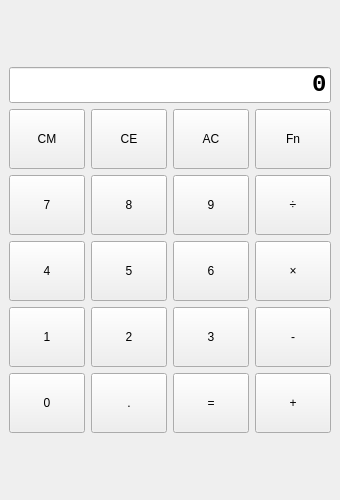
Before: the Qt Designer form Resource/Calculator.ui in willson5127/WPy_Calculator, drawn with Qt 5.
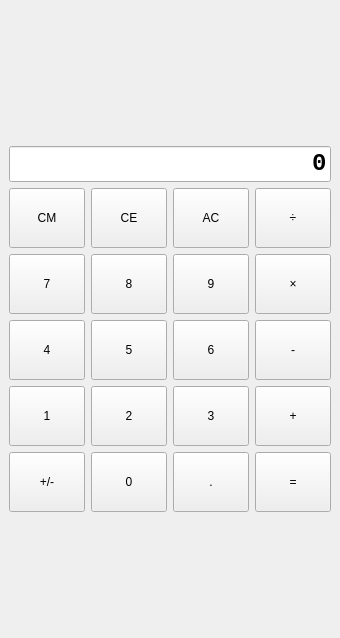
After: the same form once the commit is applied.

```diff
--- a/Resource/Calculator.ui
+++ b/Resource/Calculator.ui
@@ -7,7 +7,7 @@
     <x>0</x>
     <y>0</y>
     <width>340</width>
-    <height>500</height>
+    <height>638</height>
    </rect>
   </property>
   <property name="sizePolicy">
@@ -26,7 +26,7 @@
    <layout class="QGridLayout" name="gridLayout_3">
     <item row="0" column="0">
      <layout class="QGridLayout" name="gridlayout">
-      <item row="0" column="0">
+      <item row="1" column="0">
        <widget class="QLineEdit" name="component_CrystalDisplay">
         <property name="sizePolicy">
          <sizepolicy hsizetype="Expanding" vsizetype="Fixed">
@@ -53,9 +53,9 @@
         </property>
        </widget>
       </item>
-      <item row="1" column="0">
+      <item row="2" column="0">
        <layout class="QGridLayout" name="keyboardlayout">
-        <item row="1" column="1">
+        <item row="1" column="2">
          <widget class="QPushButton" name="component_ButtonEight">
           <property name="sizePolicy">
            <sizepolicy hsizetype="Fixed" vsizetype="Fixed">
@@ -81,65 +81,12 @@
           <property name="autoRepeatInterval">
            <number>100</number>
           </property>
-         </widget>
-        </item>
-        <item row="2" column="0">
-         <widget class="QPushButton" name="component_ButtonFour">
-          <property name="sizePolicy">
-           <sizepolicy hsizetype="Fixed" vsizetype="Fixed">
-            <horstretch>0</horstretch>
-            <verstretch>0</verstretch>
-           </sizepolicy>
-          </property>
-          <property name="minimumSize">
-           <size>
-            <width>60</width>
-            <height>60</height>
-           </size>
-          </property>
-          <property name="baseSize">
-           <size>
-            <width>0</width>
-            <height>0</height>
-           </size>
-          </property>
-          <property name="text">
-           <string>4</string>
-          </property>
           <property name="autoRepeatInterval">
            <number>100</number>
           </property>
          </widget>
         </item>
-        <item row="3" column="0">
-         <widget class="QPushButton" name="component_ButtonOne">
-          <property name="sizePolicy">
-           <sizepolicy hsizetype="Fixed" vsizetype="Fixed">
-            <horstretch>0</horstretch>
-            <verstretch>0</verstretch>
-           </sizepolicy>
-          </property>
-          <property name="minimumSize">
-           <size>
-            <width>60</width>
-            <height>60</height>
-           </size>
-          </property>
-          <property name="baseSize">
-           <size>
-            <width>0</width>
-            <height>0</height>
-           </size>
-          </property>
-          <property name="text">
-           <string>1</string>
-          </property>
-          <property name="autoRepeatInterval">
-           <number>100</number>
-          </property>
-         </widget>
-        </item>
-        <item row="3" column="1">
+        <item row="3" column="2">
          <widget class="QPushButton" name="component_ButtonTwo">
           <property name="sizePolicy">
            <sizepolicy hsizetype="Fixed" vsizetype="Fixed">
@@ -167,7 +114,7 @@
           </property>
          </widget>
         </item>
-        <item row="3" column="3">
+        <item row="3" column="4">
          <widget class="QPushButton" name="component_ButtonThree">
           <property name="sizePolicy">
            <sizepolicy hsizetype="Fixed" vsizetype="Fixed">
@@ -190,68 +137,77 @@
           <property name="text">
            <string>3</string>
           </property>
+          <property name="shortcut">
+           <string>3</string>
+          </property>
+          <property name="autoRepeatInterval">
+           <number>100</number>
+          </property>
+         </widget>
+        </item>
+        <item row="2" column="1">
+         <widget class="QPushButton" name="component_ButtonFour">
+          <property name="sizePolicy">
+           <sizepolicy hsizetype="Fixed" vsizetype="Fixed">
+            <horstretch>0</horstretch>
+            <verstretch>0</verstretch>
+           </sizepolicy>
+          </property>
+          <property name="minimumSize">
+           <size>
+            <width>60</width>
+            <height>60</height>
+           </size>
+          </property>
+          <property name="baseSize">
+           <size>
+            <width>0</width>
+            <height>0</height>
+           </size>
+          </property>
+          <property name="text">
+           <string>4</string>
+          </property>
+          <property name="shortcut">
+           <string>4</string>
+          </property>
+          <property name="autoRepeatInterval">
+           <number>100</number>
+          </property>
+         </widget>
+        </item>
+        <item row="3" column="1">
+         <widget class="QPushButton" name="component_ButtonOne">
+          <property name="sizePolicy">
+           <sizepolicy hsizetype="Fixed" vsizetype="Fixed">
+            <horstretch>0</horstretch>
+            <verstretch>0</verstretch>
+           </sizepolicy>
+          </property>
+          <property name="minimumSize">
+           <size>
+            <width>60</width>
+            <height>60</height>
+           </size>
+          </property>
+          <property name="baseSize">
+           <size>
+            <width>0</width>
+            <height>0</height>
+           </size>
+          </property>
+          <property name="text">
+           <string>1</string>
+          </property>
+          <property name="shortcut">
+           <string>1</string>
+          </property>
           <property name="autoRepeatInterval">
            <number>100</number>
           </property>
          </widget>
         </item>
         <item row="2" column="4">
-         <widget class="QPushButton" name="component_ButtonMultiplication">
-          <property name="sizePolicy">
-           <sizepolicy hsizetype="Fixed" vsizetype="Fixed">
-            <horstretch>0</horstretch>
-            <verstretch>0</verstretch>
-           </sizepolicy>
-          </property>
-          <property name="minimumSize">
-           <size>
-            <width>60</width>
-            <height>60</height>
-           </size>
-          </property>
-          <property name="baseSize">
-           <size>
-            <width>0</width>
-            <height>0</height>
-           </size>
-          </property>
-          <property name="text">
-           <string>×</string>
-          </property>
-          <property name="autoRepeatInterval">
-           <number>100</number>
-          </property>
-         </widget>
-        </item>
-        <item row="1" column="3">
-         <widget class="QPushButton" name="component_ButtonNine">
-          <property name="sizePolicy">
-           <sizepolicy hsizetype="Fixed" vsizetype="Fixed">
-            <horstretch>0</horstretch>
-            <verstretch>0</verstretch>
-           </sizepolicy>
-          </property>
-          <property name="minimumSize">
-           <size>
-            <width>60</width>
-            <height>60</height>
-           </size>
-          </property>
-          <property name="baseSize">
-           <size>
-            <width>0</width>
-            <height>0</height>
-           </size>
-          </property>
-          <property name="text">
-           <string>9</string>
-          </property>
-          <property name="autoRepeatInterval">
-           <number>100</number>
-          </property>
-         </widget>
-        </item>
-        <item row="2" column="3">
          <widget class="QPushButton" name="component_ButtonSix">
           <property name="sizePolicy">
            <sizepolicy hsizetype="Fixed" vsizetype="Fixed">
@@ -277,38 +233,13 @@
           <property name="autoRepeatInterval">
            <number>100</number>
           </property>
-         </widget>
-        </item>
-        <item row="5" column="3">
-         <widget class="QPushButton" name="component_ButtonAnser">
-          <property name="sizePolicy">
-           <sizepolicy hsizetype="Fixed" vsizetype="Fixed">
-            <horstretch>0</horstretch>
-            <verstretch>0</verstretch>
-           </sizepolicy>
-          </property>
-          <property name="minimumSize">
-           <size>
-            <width>60</width>
-            <height>60</height>
-           </size>
-          </property>
-          <property name="baseSize">
-           <size>
-            <width>0</width>
-            <height>0</height>
-           </size>
-          </property>
-          <property name="text">
-           <string>=</string>
-          </property>
           <property name="autoRepeatInterval">
            <number>100</number>
           </property>
          </widget>
         </item>
-        <item row="5" column="0">
-         <widget class="QPushButton" name="component_ButtonZero">
+        <item row="1" column="4">
+         <widget class="QPushButton" name="component_ButtonNine">
           <property name="sizePolicy">
            <sizepolicy hsizetype="Fixed" vsizetype="Fixed">
             <horstretch>0</horstretch>
@@ -328,14 +259,14 @@
            </size>
           </property>
           <property name="text">
-           <string>0</string>
+           <string>9</string>
           </property>
           <property name="autoRepeatInterval">
            <number>100</number>
           </property>
          </widget>
         </item>
-        <item row="2" column="1">
+        <item row="2" column="2">
          <widget class="QPushButton" name="component_ButtonFive">
           <property name="sizePolicy">
            <sizepolicy hsizetype="Fixed" vsizetype="Fixed">
@@ -361,37 +292,12 @@
           <property name="autoRepeatInterval">
            <number>100</number>
           </property>
-         </widget>
-        </item>
-        <item row="0" column="4">
-         <widget class="QPushButton" name="component_ButtonFunction">
-          <property name="sizePolicy">
-           <sizepolicy hsizetype="Fixed" vsizetype="Fixed">
-            <horstretch>0</horstretch>
-            <verstretch>0</verstretch>
-           </sizepolicy>
-          </property>
-          <property name="minimumSize">
-           <size>
-            <width>60</width>
-            <height>60</height>
-           </size>
-          </property>
-          <property name="baseSize">
-           <size>
-            <width>0</width>
-            <height>0</height>
-           </size>
-          </property>
-          <property name="text">
-           <string>Fn</string>
-          </property>
           <property name="autoRepeatInterval">
            <number>100</number>
           </property>
          </widget>
         </item>
-        <item row="0" column="1">
+        <item row="0" column="2">
          <widget class="QPushButton" name="component_ButtonClearEntry">
           <property name="sizePolicy">
            <sizepolicy hsizetype="Fixed" vsizetype="Fixed">
@@ -417,149 +323,12 @@
           <property name="autoRepeatInterval">
            <number>100</number>
           </property>
-         </widget>
-        </item>
-        <item row="5" column="4">
-         <widget class="QPushButton" name="component_ButtonAddition">
-          <property name="sizePolicy">
-           <sizepolicy hsizetype="Fixed" vsizetype="Fixed">
-            <horstretch>0</horstretch>
-            <verstretch>0</verstretch>
-           </sizepolicy>
-          </property>
-          <property name="minimumSize">
-           <size>
-            <width>60</width>
-            <height>60</height>
-           </size>
-          </property>
-          <property name="baseSize">
-           <size>
-            <width>0</width>
-            <height>0</height>
-           </size>
-          </property>
-          <property name="text">
-           <string>+</string>
-          </property>
           <property name="autoRepeatInterval">
            <number>100</number>
           </property>
          </widget>
         </item>
-        <item row="5" column="1">
-         <widget class="QPushButton" name="component_ButtonDot">
-          <property name="sizePolicy">
-           <sizepolicy hsizetype="Fixed" vsizetype="Fixed">
-            <horstretch>0</horstretch>
-            <verstretch>0</verstretch>
-           </sizepolicy>
-          </property>
-          <property name="minimumSize">
-           <size>
-            <width>60</width>
-            <height>60</height>
-           </size>
-          </property>
-          <property name="baseSize">
-           <size>
-            <width>0</width>
-            <height>0</height>
-           </size>
-          </property>
-          <property name="text">
-           <string>.</string>
-          </property>
-          <property name="autoRepeatInterval">
-           <number>100</number>
-          </property>
-         </widget>
-        </item>
-        <item row="3" column="4">
-         <widget class="QPushButton" name="component_ButtonSubtraction">
-          <property name="sizePolicy">
-           <sizepolicy hsizetype="Fixed" vsizetype="Fixed">
-            <horstretch>0</horstretch>
-            <verstretch>0</verstretch>
-           </sizepolicy>
-          </property>
-          <property name="minimumSize">
-           <size>
-            <width>60</width>
-            <height>60</height>
-           </size>
-          </property>
-          <property name="baseSize">
-           <size>
-            <width>0</width>
-            <height>0</height>
-           </size>
-          </property>
-          <property name="text">
-           <string>-</string>
-          </property>
-          <property name="autoRepeatInterval">
-           <number>100</number>
-          </property>
-         </widget>
-        </item>
-        <item row="1" column="4">
-         <widget class="QPushButton" name="component_ButtonDivision">
-          <property name="sizePolicy">
-           <sizepolicy hsizetype="Fixed" vsizetype="Fixed">
-            <horstretch>0</horstretch>
-            <verstretch>0</verstretch>
-           </sizepolicy>
-          </property>
-          <property name="minimumSize">
-           <size>
-            <width>60</width>
-            <height>60</height>
-           </size>
-          </property>
-          <property name="baseSize">
-           <size>
-            <width>0</width>
-            <height>0</height>
-           </size>
-          </property>
-          <property name="text">
-           <string>÷</string>
-          </property>
-          <property name="autoRepeatInterval">
-           <number>100</number>
-          </property>
-         </widget>
-        </item>
-        <item row="1" column="0">
-         <widget class="QPushButton" name="component_ButtonSeven">
-          <property name="sizePolicy">
-           <sizepolicy hsizetype="Fixed" vsizetype="Fixed">
-            <horstretch>0</horstretch>
-            <verstretch>0</verstretch>
-           </sizepolicy>
-          </property>
-          <property name="minimumSize">
-           <size>
-            <width>60</width>
-            <height>60</height>
-           </size>
-          </property>
-          <property name="baseSize">
-           <size>
-            <width>0</width>
-            <height>0</height>
-           </size>
-          </property>
-          <property name="text">
-           <string>7</string>
-          </property>
-          <property name="autoRepeatInterval">
-           <number>100</number>
-          </property>
-         </widget>
-        </item>
-        <item row="0" column="0">
+        <item row="0" column="1">
          <widget class="QPushButton" name="component_ButtonClearMemory">
           <property name="sizePolicy">
            <sizepolicy hsizetype="Fixed" vsizetype="Fixed">
@@ -587,7 +356,38 @@
           </property>
          </widget>
         </item>
-        <item row="0" column="3">
+        <item row="1" column="1">
+         <widget class="QPushButton" name="component_ButtonSeven">
+          <property name="sizePolicy">
+           <sizepolicy hsizetype="Fixed" vsizetype="Fixed">
+            <horstretch>0</horstretch>
+            <verstretch>0</verstretch>
+           </sizepolicy>
+          </property>
+          <property name="minimumSize">
+           <size>
+            <width>60</width>
+            <height>60</height>
+           </size>
+          </property>
+          <property name="baseSize">
+           <size>
+            <width>0</width>
+            <height>0</height>
+           </size>
+          </property>
+          <property name="text">
+           <string>7</string>
+          </property>
+          <property name="shortcut">
+           <string>7</string>
+          </property>
+          <property name="autoRepeatInterval">
+           <number>100</number>
+          </property>
+         </widget>
+        </item>
+        <item row="0" column="4">
          <widget class="QPushButton" name="component_ButtonAllClear">
           <property name="sizePolicy">
            <sizepolicy hsizetype="Fixed" vsizetype="Fixed">
@@ -610,6 +410,254 @@
           <property name="text">
            <string>AC</string>
           </property>
+          <property name="shortcut">
+           <string>Esc</string>
+          </property>
+          <property name="autoRepeatInterval">
+           <number>100</number>
+          </property>
+         </widget>
+        </item>
+        <item row="0" column="5">
+         <widget class="QPushButton" name="component_ButtonDivision">
+          <property name="sizePolicy">
+           <sizepolicy hsizetype="Fixed" vsizetype="Fixed">
+            <horstretch>0</horstretch>
+            <verstretch>0</verstretch>
+           </sizepolicy>
+          </property>
+          <property name="minimumSize">
+           <size>
+            <width>60</width>
+            <height>60</height>
+           </size>
+          </property>
+          <property name="baseSize">
+           <size>
+            <width>0</width>
+            <height>0</height>
+           </size>
+          </property>
+          <property name="text">
+           <string>÷</string>
+          </property>
+          <property name="shortcut">
+           <string>/</string>
+          </property>
+          <property name="autoRepeatInterval">
+           <number>100</number>
+          </property>
+         </widget>
+        </item>
+        <item row="1" column="5">
+         <widget class="QPushButton" name="component_ButtonMultiplication">
+          <property name="sizePolicy">
+           <sizepolicy hsizetype="Fixed" vsizetype="Fixed">
+            <horstretch>0</horstretch>
+            <verstretch>0</verstretch>
+           </sizepolicy>
+          </property>
+          <property name="minimumSize">
+           <size>
+            <width>60</width>
+            <height>60</height>
+           </size>
+          </property>
+          <property name="baseSize">
+           <size>
+            <width>0</width>
+            <height>0</height>
+           </size>
+          </property>
+          <property name="text">
+           <string>×</string>
+          </property>
+          <property name="shortcut">
+           <string>*</string>
+          </property>
+          <property name="autoRepeatInterval">
+           <number>100</number>
+          </property>
+         </widget>
+        </item>
+        <item row="2" column="5">
+         <widget class="QPushButton" name="component_ButtonSubtraction">
+          <property name="sizePolicy">
+           <sizepolicy hsizetype="Fixed" vsizetype="Fixed">
+            <horstretch>0</horstretch>
+            <verstretch>0</verstretch>
+           </sizepolicy>
+          </property>
+          <property name="minimumSize">
+           <size>
+            <width>60</width>
+            <height>60</height>
+           </size>
+          </property>
+          <property name="baseSize">
+           <size>
+            <width>0</width>
+            <height>0</height>
+           </size>
+          </property>
+          <property name="text">
+           <string>-</string>
+          </property>
+          <property name="shortcut">
+           <string>-</string>
+          </property>
+          <property name="autoRepeatInterval">
+           <number>100</number>
+          </property>
+         </widget>
+        </item>
+        <item row="3" column="5">
+         <widget class="QPushButton" name="component_ButtonAddition">
+          <property name="sizePolicy">
+           <sizepolicy hsizetype="Fixed" vsizetype="Fixed">
+            <horstretch>0</horstretch>
+            <verstretch>0</verstretch>
+           </sizepolicy>
+          </property>
+          <property name="minimumSize">
+           <size>
+            <width>60</width>
+            <height>60</height>
+           </size>
+          </property>
+          <property name="baseSize">
+           <size>
+            <width>0</width>
+            <height>0</height>
+           </size>
+          </property>
+          <property name="text">
+           <string>+</string>
+          </property>
+          <property name="shortcut">
+           <string>+</string>
+          </property>
+          <property name="autoRepeatInterval">
+           <number>100</number>
+          </property>
+         </widget>
+        </item>
+        <item row="5" column="5">
+         <widget class="QPushButton" name="component_ButtonAnser">
+          <property name="sizePolicy">
+           <sizepolicy hsizetype="Fixed" vsizetype="Fixed">
+            <horstretch>0</horstretch>
+            <verstretch>0</verstretch>
+           </sizepolicy>
+          </property>
+          <property name="minimumSize">
+           <size>
+            <width>60</width>
+            <height>60</height>
+           </size>
+          </property>
+          <property name="baseSize">
+           <size>
+            <width>0</width>
+            <height>0</height>
+           </size>
+          </property>
+          <property name="text">
+           <string>=</string>
+          </property>
+          <property name="shortcut">
+           <string>Enter</string>
+          </property>
+          <property name="autoRepeatInterval">
+           <number>100</number>
+          </property>
+         </widget>
+        </item>
+        <item row="5" column="4">
+         <widget class="QPushButton" name="component_ButtonDot">
+          <property name="sizePolicy">
+           <sizepolicy hsizetype="Fixed" vsizetype="Fixed">
+            <horstretch>0</horstretch>
+            <verstretch>0</verstretch>
+           </sizepolicy>
+          </property>
+          <property name="minimumSize">
+           <size>
+            <width>60</width>
+            <height>60</height>
+           </size>
+          </property>
+          <property name="baseSize">
+           <size>
+            <width>0</width>
+            <height>0</height>
+           </size>
+          </property>
+          <property name="text">
+           <string>.</string>
+          </property>
+          <property name="shortcut">
+           <string>.</string>
+          </property>
+          <property name="autoRepeatInterval">
+           <number>100</number>
+          </property>
+         </widget>
+        </item>
+        <item row="5" column="2">
+         <widget class="QPushButton" name="component_ButtonZero">
+          <property name="sizePolicy">
+           <sizepolicy hsizetype="Fixed" vsizetype="Fixed">
+            <horstretch>0</horstretch>
+            <verstretch>0</verstretch>
+           </sizepolicy>
+          </property>
+          <property name="minimumSize">
+           <size>
+            <width>60</width>
+            <height>60</height>
+           </size>
+          </property>
+          <property name="baseSize">
+           <size>
+            <width>0</width>
+            <height>0</height>
+           </size>
+          </property>
+          <property name="text">
+           <string>0</string>
+          </property>
+          <property name="shortcut">
+           <string>0</string>
+          </property>
+          <property name="autoRepeatInterval">
+           <number>100</number>
+          </property>
+         </widget>
+        </item>
+        <item row="5" column="1">
+         <widget class="QPushButton" name="component_ButtonPosNeg">
+          <property name="sizePolicy">
+           <sizepolicy hsizetype="Fixed" vsizetype="Fixed">
+            <horstretch>0</horstretch>
+            <verstretch>0</verstretch>
+           </sizepolicy>
+          </property>
+          <property name="minimumSize">
+           <size>
+            <width>60</width>
+            <height>60</height>
+           </size>
+          </property>
+          <property name="baseSize">
+           <size>
+            <width>0</width>
+            <height>0</height>
+           </size>
+          </property>
+          <property name="text">
+           <string>+/-</string>
+          </property>
           <property name="autoRepeatInterval">
            <number>100</number>
           </property>
@@ -617,6 +665,22 @@
         </item>
        </layout>
       </item>
+      <item row="0" column="0">
+       <widget class="QLabel" name="component_OperationDisplay">
+        <property name="sizePolicy">
+         <sizepolicy hsizetype="Preferred" vsizetype="Fixed">
+          <horstretch>0</horstretch>
+          <verstretch>0</verstretch>
+         </sizepolicy>
+        </property>
+        <property name="text">
+         <string/>
+        </property>
+        <property name="alignment">
+         <set>Qt::AlignRight|Qt::AlignTrailing|Qt::AlignVCenter</set>
+        </property>
+       </widget>
+      </item>
      </layout>
     </item>
    </layout>
```
Left out of the diff: 25 changed lines with no effect on the pictures.
